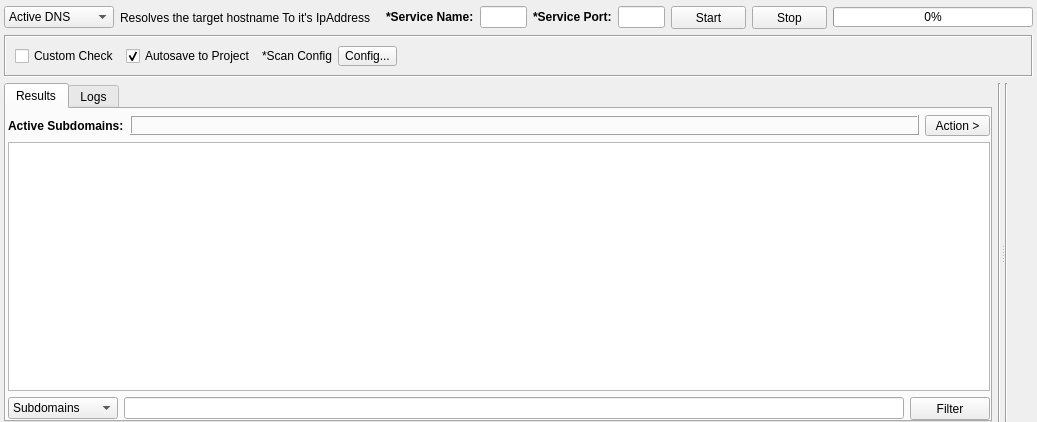
First picture: the form in gui/src/engines/active/Active.ui, repository 3nock/OTE, before the edit.
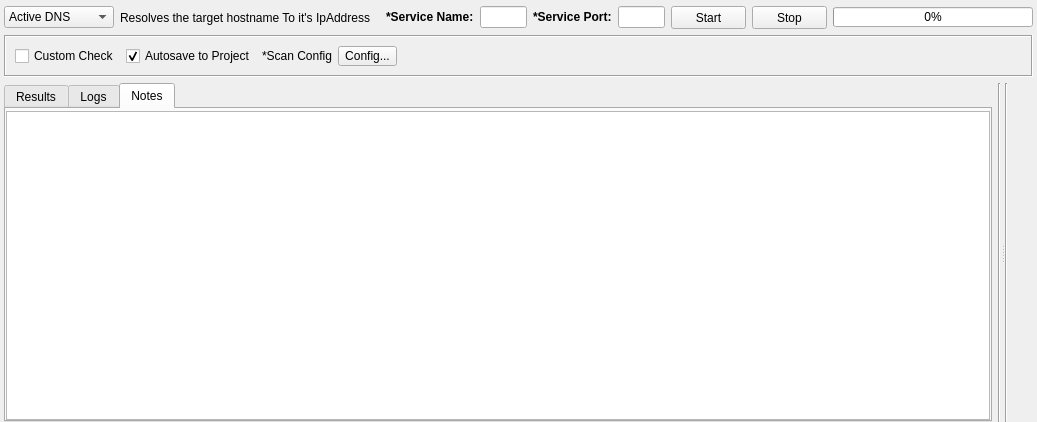
Second picture: the form after the edit. The open tabs and pages were chosen to show the change. Custom widgets are drawn as their Qt base class.

```diff
--- a/gui/src/engines/active/Active.ui
+++ b/gui/src/engines/active/Active.ui
@@ -635,6 +635,28 @@
            </item>
           </layout>
          </widget>
+         <widget class="QWidget" name="tabNotes">
+          <attribute name="title">
+           <string>Notes</string>
+          </attribute>
+          <layout class="QVBoxLayout" name="verticalLayout_3">
+           <property name="leftMargin">
+            <number>0</number>
+           </property>
+           <property name="topMargin">
+            <number>2</number>
+           </property>
+           <property name="rightMargin">
+            <number>0</number>
+           </property>
+           <property name="bottomMargin">
+            <number>0</number>
+           </property>
+           <item>
+            <widget class="QPlainTextEdit" name="plainTextEditNotes"/>
+           </item>
+          </layout>
+         </widget>
         </widget>
        </item>
        <item>
```
